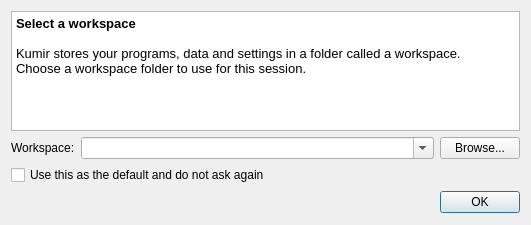
Before: the Qt Designer form src/plugins/coregui/switchworkspacedialog.ui in victor-yacovlev/kumir2, drawn with Qt 5.
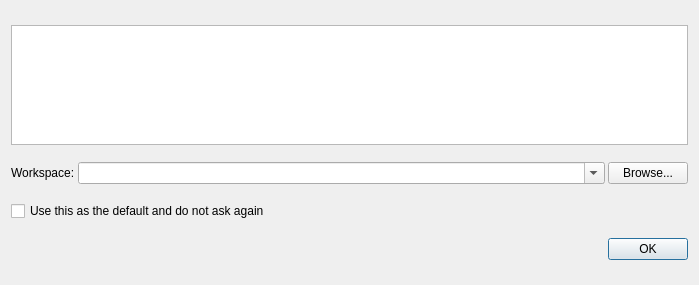
After: the same form once the commit is applied.

Commit message: Updated WorkingDirectory select window

What changed in the file:
```diff
--- a/src/plugins/coregui/switchworkspacedialog.ui
+++ b/src/plugins/coregui/switchworkspacedialog.ui
@@ -6,8 +6,8 @@
    <rect>
     <x>0</x>
     <y>0</y>
-    <width>531</width>
-    <height>225</height>
+    <width>699</width>
+    <height>285</height>
    </rect>
   </property>
   <property name="sizePolicy">
@@ -20,6 +20,9 @@
    <string>Workspace Launcher</string>
   </property>
   <layout class="QVBoxLayout" name="verticalLayout">
+   <property name="spacing">
+    <number>3</number>
+   </property>
    <item>
     <widget class="QTextBrowser" name="textBrowser">
      <property name="sizePolicy">
@@ -44,11 +47,8 @@
       <string>&lt;!DOCTYPE HTML PUBLIC &quot;-//W3C//DTD HTML 4.0//EN&quot; &quot;http://www.w3.org/TR/REC-html40/strict.dtd&quot;&gt;
 &lt;html&gt;&lt;head&gt;&lt;meta name=&quot;qrichtext&quot; content=&quot;1&quot; /&gt;&lt;style type=&quot;text/css&quot;&gt;
 p, li { white-space: pre-wrap; }
-&lt;/style&gt;&lt;/head&gt;&lt;body style=&quot; font-family:'Droid Sans'; font-size:10pt; font-weight:400; font-style:normal;&quot;&gt;
-&lt;p style=&quot; margin-top:0px; margin-bottom:0px; margin-left:0px; margin-right:0px; -qt-block-indent:0; text-indent:0px;&quot;&gt;&lt;span style=&quot; font-weight:600;&quot;&gt;Select a workspace&lt;/span&gt;&lt;/p&gt;
-&lt;p style=&quot;-qt-paragraph-type:empty; margin-top:0px; margin-bottom:0px; margin-left:0px; margin-right:0px; -qt-block-indent:0; text-indent:0px; font-weight:600;&quot;&gt;&lt;/p&gt;
-&lt;p style=&quot; margin-top:0px; margin-bottom:0px; margin-left:0px; margin-right:0px; -qt-block-indent:0; text-indent:0px;&quot;&gt;Kumir stores your programs, data and settings in a folder called a workspace.&lt;/p&gt;
-&lt;p style=&quot; margin-top:0px; margin-bottom:0px; margin-left:0px; margin-right:0px; -qt-block-indent:0; text-indent:0px;&quot;&gt;Choose a workspace folder to use for this session.&lt;/p&gt;&lt;/body&gt;&lt;/html&gt;</string>
+&lt;/style&gt;&lt;/head&gt;&lt;body style=&quot; font-family:'Droid Sans'; font-size:11pt; font-weight:400; font-style:normal;&quot;&gt;
+&lt;p style=&quot;-qt-paragraph-type:empty; margin-top:0px; margin-bottom:0px; margin-left:0px; margin-right:0px; -qt-block-indent:0; text-indent:0px;&quot;&gt;&lt;br /&gt;&lt;/p&gt;&lt;/body&gt;&lt;/html&gt;</string>
      </property>
     </widget>
    </item>
@@ -91,6 +91,21 @@
     </widget>
    </item>
    <item>
+    <layout class="QHBoxLayout" name="horizontalLayout_2">
+     <item>
+      <spacer name="horizontalSpacer">
+       <property name="orientation">
+        <enum>Qt::Horizontal</enum>
+       </property>
+       <property name="sizeHint" stdset="0">
+        <size>
+         <width>40</width>
+         <height>20</height>
+        </size>
+       </property>
+      </spacer>
+     </item>
+     <item>
     <widget class="QDialogButtonBox" name="buttonBox">
      <property name="orientation">
       <enum>Qt::Horizontal</enum>
@@ -99,6 +114,8 @@
       <set>QDialogButtonBox::Ok</set>
      </property>
     </widget>
+     </item>
+    </layout>
    </item>
   </layout>
  </widget>
```
Lines whose indentation alone changed are shown as unchanged. The commit also changes 9 other files.
